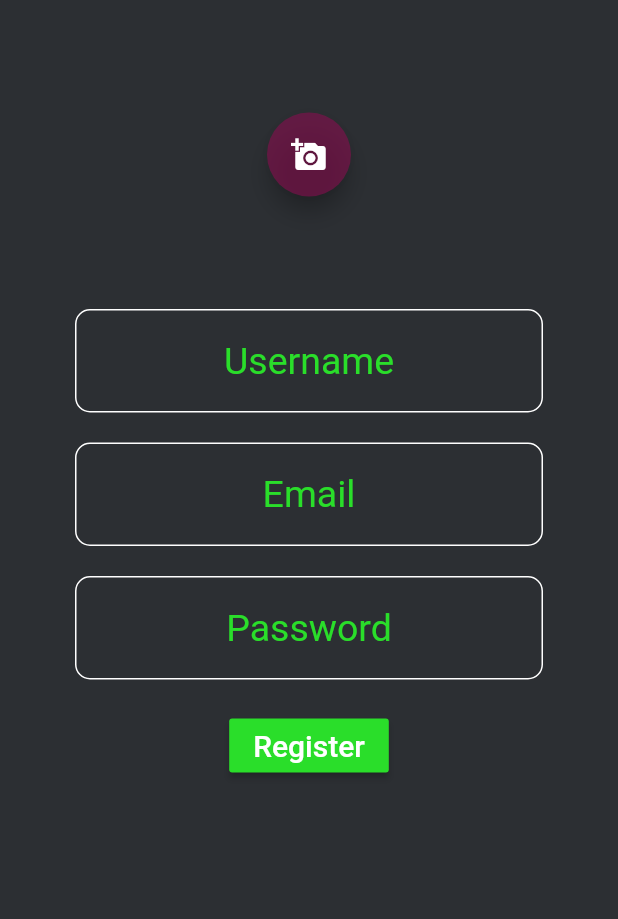
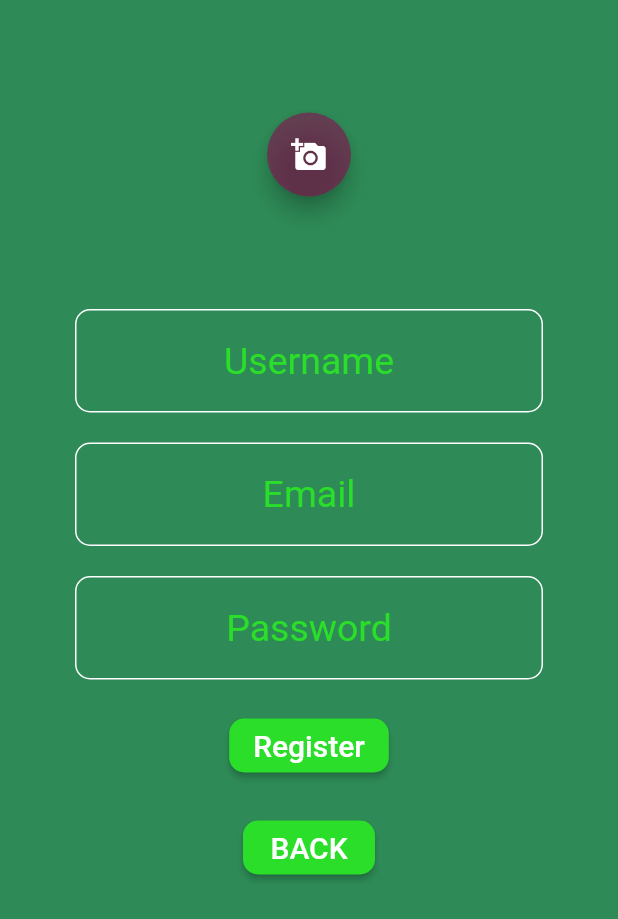
Before and after one commit to saijuttu/ecohub, a Flutter app: the screen it shows after launch, after a tap on "Login", after a tap on "Register", on a phone screen of 412 x 824 dp. Shown: the top 919 px of the screen. Run offline on Flutter 3.47's test engine with Material 2 defaults, Android fonts, the phone set to English and light mode, and no system bars; our stand-ins replace cloud_firestore, firebase_auth, firebase_storage, geolocator, google_maps_flutter, image_picker and 1 more; missing offline and left inert: geocoder, keyboard_visibility; accounts and stored records are empty; network calls fail.

Commit message:
Edited Login

```diff
--- a/lib/login.dart
+++ b/lib/login.dart
@@ -11,6 +11,7 @@ class _LoginState extends State<Login> {
   Widget build(BuildContext context) {
     TextEditingController emailController = new TextEditingController();
     TextEditingController passwordController = new TextEditingController();
+
     bool invalid()
     {
       if(emessage!="")
@@ -20,10 +21,12 @@ class _LoginState extends State<Login> {
 
     return Scaffold
       (
-      backgroundColor: Color.fromRGBO(44, 47, 51, 1),
+
+      backgroundColor: Color.fromRGBO(46,139,87, 1),
       body: Padding
         (
         padding: EdgeInsets.symmetric(horizontal: 50.0),
+
     child: SingleChildScrollView(
         child: Column
           (
@@ -31,10 +34,17 @@ class _LoginState extends State<Login> {
 
           children: <Widget>
           [
-            SizedBox(height: 100),
+            SizedBox(height: 40),
+            new Image(
+              image: new AssetImage("assets/apple.png"),
+              width: 100,
+              height:  100,
+            ),
+            SizedBox(height: 10),
             Text('EcoHub',style: TextStyle(fontSize: 50,color: Color.fromRGBO(42, 222, 42, 1)),),
             Text('____________________________',style: TextStyle(color: Color.fromRGBO(42, 222, 42, 1)),),
             SizedBox(height: 100),
+
 
             invalid()?
             TextField(textAlign: TextAlign.center, controller: emailController, style: new TextStyle(fontSize: 25,color: Color.fromRGBO(42, 222, 42, 1)),
@@ -98,12 +108,16 @@ class _LoginState extends State<Login> {
                     emessage = "Invalid username or password";
                   });
                 },
+                shape: RoundedRectangleBorder(
+                    borderRadius: BorderRadius.circular(10)),
                 child: const Text('Login', style: TextStyle(fontSize: 20, color: Colors.white))
             ),
             RaisedButton(color: Color.fromRGBO(42, 222, 42, 1),
                 onPressed: (){
                     widget._toRegister();
                 },
+                shape: RoundedRectangleBorder(
+                    borderRadius: BorderRadius.circular(10)),
                 child: const Text('Register', style: TextStyle(fontSize: 20, color: Colors.white))
             ),
             SizedBox(height: 20),
@@ -115,6 +129,8 @@ class _LoginState extends State<Login> {
     );
   }
 }
+
+
 
 class Login extends StatefulWidget {
   @override
@@ -145,6 +161,7 @@ class Login extends StatefulWidget {
       });
       this.myapp.changePage(PageType.DASHBOARD);
     }else{
+
       print("Failed to login");
     }
   }
--- a/lib/register.dart
+++ b/lib/register.dart
@@ -66,6 +66,7 @@ class _RegisterState extends State<Register> {
             tooltip: 'Pick Image',
             child: Icon(Icons.add_a_photo),
           );
+
         }
       },
     );
@@ -79,7 +80,7 @@ class _RegisterState extends State<Register> {
 
     return Scaffold
       (
-      backgroundColor: Color.fromRGBO(44, 47, 51, 1),
+      backgroundColor: Color.fromRGBO(46,139,87, 1),
       body: Padding
         (
         padding: EdgeInsets.symmetric(horizontal: 50.0),
@@ -140,6 +141,7 @@ class _RegisterState extends State<Register> {
               RaisedButton(color: Color.fromRGBO(42, 222, 42, 1),
                   onPressed: () async {
                     String userId = await widget.auth.signUp(emailController.text.trim(), passwordController.text.trim());
+
                     if(userId==""){
                       print("Failure");
                     }else{
@@ -150,10 +152,26 @@ class _RegisterState extends State<Register> {
                       Uploader uploader = Uploader(userId: userId, file: await _image);
                       uploader.startupUpload();
                     }
+
                   },
+
+                  shape: RoundedRectangleBorder(
+                      borderRadius: BorderRadius.circular(10)),
                   child: const Text('Register', style: TextStyle(fontSize: 20, color: Colors.white))
               ),
+
               SizedBox(height: 20),
+
+              RaisedButton(color: Color.fromRGBO(42, 222, 42, 1),
+                  onPressed: () async {
+                    //widget._toRegister();
+                    widget.myapp.changePage(PageType.LOGIN);
+                  },
+                  shape: RoundedRectangleBorder(
+                      borderRadius: BorderRadius.circular(10)),
+                  child: const Text('BACK', style: TextStyle(fontSize: 20, color: Colors.white))
+              ),
+
 
             ],
           ),
@@ -172,7 +190,9 @@ class Uploader extends StatefulWidget{
   final String userId;
   final File file;
 
+
   Uploader({Key key, this.userId, this.file}) : super(key: key);
+  //final MyAppState myapp;
 
   final FirebaseStorage storage = FirebaseStorage(storageBucket: "gs://ecohubfirebase.appspot.com");
 
@@ -197,4 +217,5 @@ class UploaderState extends State<Uploader>{
   Widget build(BuildContext context){
 
   }
+
 }
```
